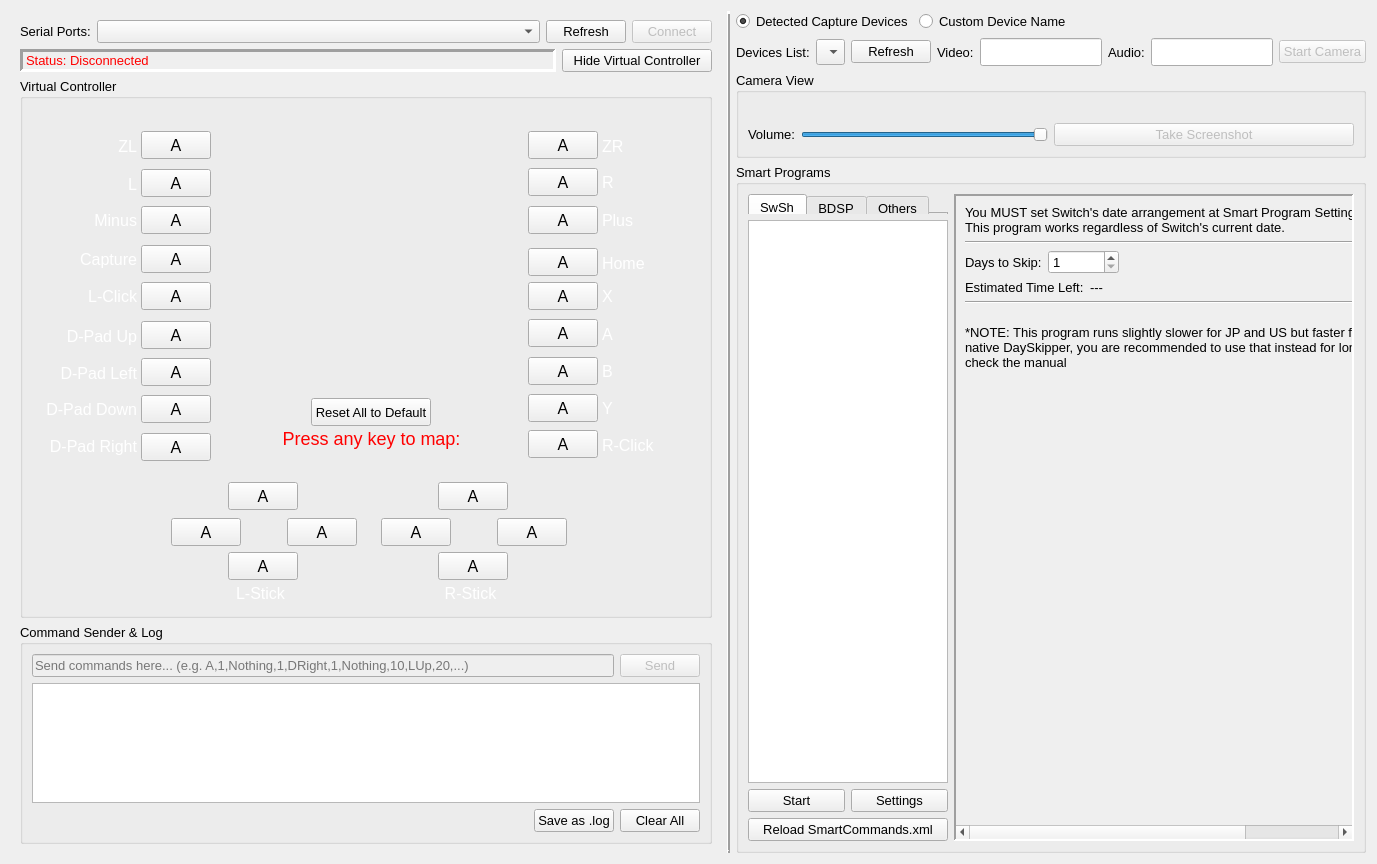
This is remotecontrollerwindow.ui in brianuuu/AutoControllerHelper as Qt 5 draws it before an edit. The edited form follows.
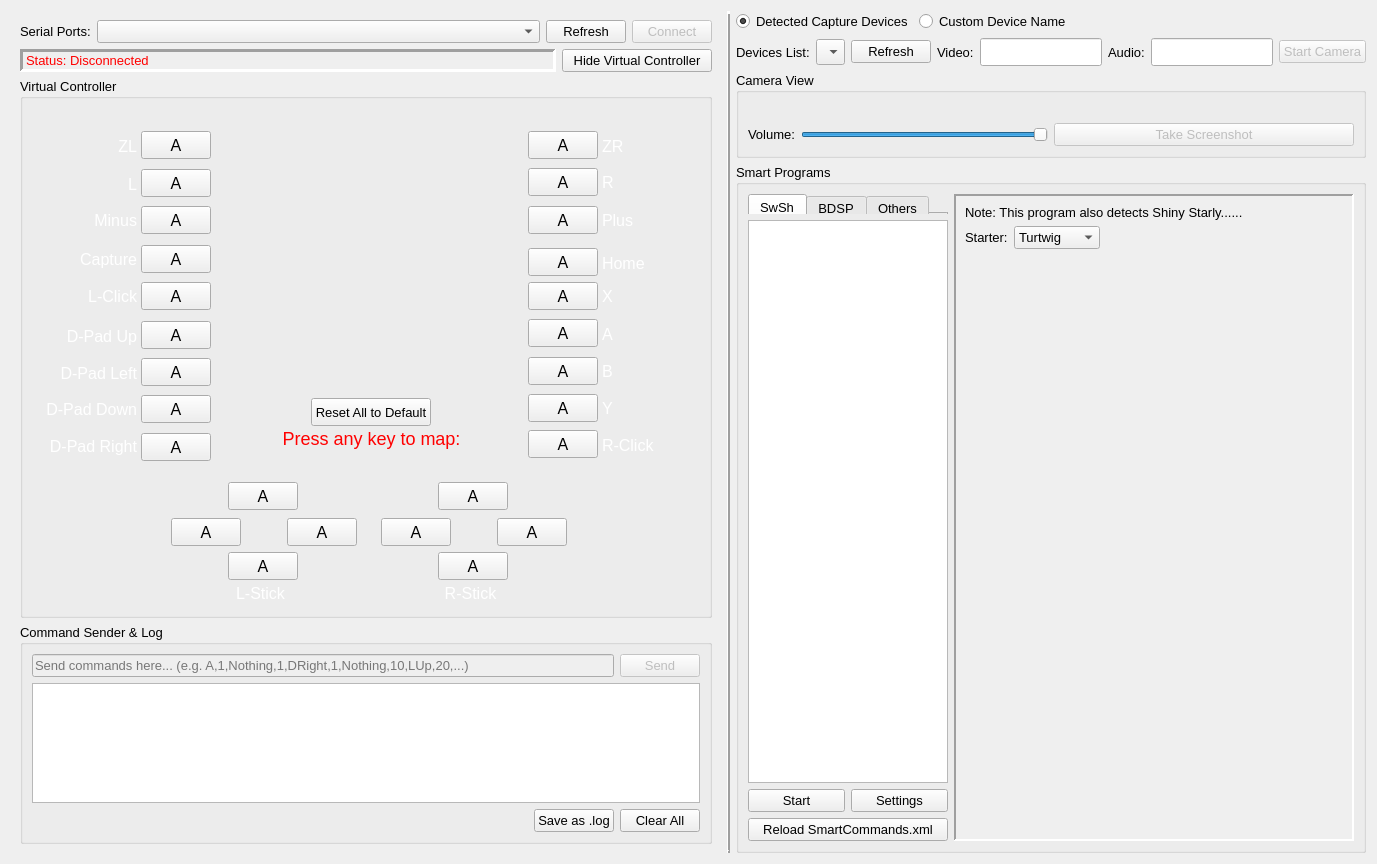
This is the edited form. Icons and pictures are not drawn. Custom widgets are drawn as their Qt base class.

Diff of the .ui file:
```diff
--- a/remotecontrollerwindow.ui
+++ b/remotecontrollerwindow.ui
@@ -1666,7 +1666,7 @@
              </sizepolicy>
             </property>
             <property name="currentIndex">
-             <number>5</number>
+             <number>7</number>
             </property>
             <widget class="QWidget" name="page">
              <layout class="QVBoxLayout" name="verticalLayout_7">
@@ -2665,6 +2665,110 @@
               </item>
              </layout>
             </widget>
+            <widget class="QWidget" name="page_7">
+             <layout class="QVBoxLayout" name="verticalLayout_21">
+              <property name="leftMargin">
+               <number>0</number>
+              </property>
+              <property name="topMargin">
+               <number>0</number>
+              </property>
+              <property name="rightMargin">
+               <number>0</number>
+              </property>
+              <property name="bottomMargin">
+               <number>0</number>
+              </property>
+              <item>
+               <widget class="QScrollArea" name="scrollArea_8">
+                <property name="frameShape">
+                 <enum>QFrame::Panel</enum>
+                </property>
+                <property name="lineWidth">
+                 <number>2</number>
+                </property>
+                <property name="widgetResizable">
+                 <bool>true</bool>
+                </property>
+                <widget class="QWidget" name="scrollAreaWidgetContents_8">
+                 <property name="geometry">
+                  <rect>
+                   <x>0</x>
+                   <y>0</y>
+                   <width>428</width>
+                   <height>317</height>
+                  </rect>
+                 </property>
+                 <layout class="QVBoxLayout" name="verticalLayout_22">
+                  <item>
+                   <widget class="QLabel" name="label_43">
+                    <property name="text">
+                     <string>Note: This program also detects Shiny Starly......</string>
+                    </property>
+                   </widget>
+                  </item>
+                  <item>
+                   <layout class="QHBoxLayout" name="horizontalLayout_23">
+                    <item>
+                     <widget class="QLabel" name="label_38">
+                      <property name="text">
+                       <string>Starter:</string>
+                      </property>
+                     </widget>
+                    </item>
+                    <item>
+                     <widget class="QComboBox" name="SP7_CB_Starter">
+                      <item>
+                       <property name="text">
+                        <string>Turtwig</string>
+                       </property>
+                      </item>
+                      <item>
+                       <property name="text">
+                        <string>Chimchar</string>
+                       </property>
+                      </item>
+                      <item>
+                       <property name="text">
+                        <string>Piplup</string>
+                       </property>
+                      </item>
+                     </widget>
+                    </item>
+                    <item>
+                     <spacer name="horizontalSpacer_7">
+                      <property name="orientation">
+                       <enum>Qt::Horizontal</enum>
+                      </property>
+                      <property name="sizeHint" stdset="0">
+                       <size>
+                        <width>40</width>
+                        <height>20</height>
+                       </size>
+                      </property>
+                     </spacer>
+                    </item>
+                   </layout>
+                  </item>
+                  <item>
+                   <spacer name="verticalSpacer_6">
+                    <property name="orientation">
+                     <enum>Qt::Vertical</enum>
+                    </property>
+                    <property name="sizeHint" stdset="0">
+                     <size>
+                      <width>20</width>
+                      <height>257</height>
+                     </size>
+                    </property>
+                   </spacer>
+                  </item>
+                 </layout>
+                </widget>
+               </widget>
+              </item>
+             </layout>
+            </widget>
            </widget>
           </item>
          </layout>
```
